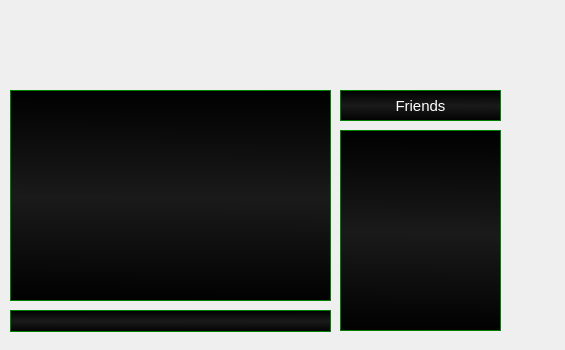
nmhaker/Source-Code, file mainwindow.ui: the form before one commit.
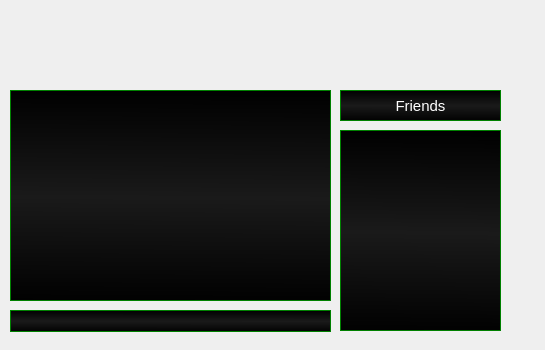
The form after the commit. Custom widgets are drawn as their Qt base class.

```diff
--- a/mainwindow.ui
+++ b/mainwindow.ui
@@ -6,7 +6,7 @@
    <rect>
     <x>0</x>
     <y>0</y>
-    <width>565</width>
+    <width>545</width>
     <height>350</height>
    </rect>
   </property>
@@ -18,7 +18,7 @@
   </property>
   <property name="maximumSize">
    <size>
-    <width>565</width>
+    <width>545</width>
     <height>350</height>
    </size>
   </property>
```
